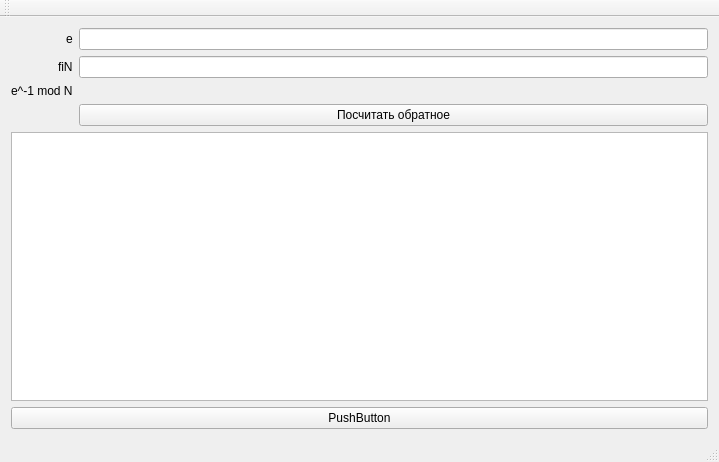
Old version of the form mainwindow.ui in the repository klv-codehub/rsa-cash.
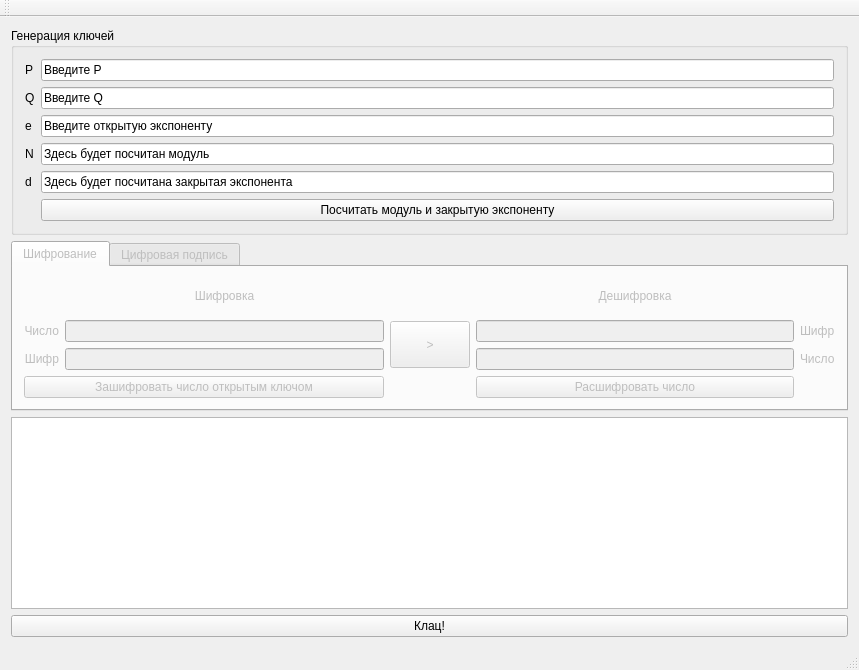
New version of the form.

Commit message: Добавлен GUI для криптокалькулятора

Patch:
```diff
--- a/mainwindow.ui
+++ b/mainwindow.ui
@@ -6,8 +6,8 @@
    <rect>
     <x>0</x>
     <y>0</y>
-    <width>719</width>
-    <height>462</height>
+    <width>859</width>
+    <height>670</height>
    </rect>
   </property>
   <property name="windowTitle">
@@ -16,55 +16,336 @@
   <widget class="QWidget" name="centralWidget">
    <layout class="QVBoxLayout" name="verticalLayout_2">
     <item>
-     <layout class="QVBoxLayout" name="verticalLayout">
-      <item>
-       <layout class="QFormLayout" name="formLayout">
-        <property name="labelAlignment">
-         <set>Qt::AlignRight|Qt::AlignTrailing|Qt::AlignVCenter</set>
-        </property>
-        <item row="0" column="0">
+     <widget class="QGroupBox" name="groupBox">
+      <property name="title">
+       <string>Генерация ключей</string>
+      </property>
+      <layout class="QFormLayout" name="formLayout_2">
+       <item row="0" column="0">
+        <widget class="QLabel" name="label_4">
+         <property name="text">
+          <string>P</string>
+         </property>
+        </widget>
+       </item>
+       <item row="0" column="1">
+        <widget class="QLineEdit" name="lineEdit_p">
+         <property name="text">
+          <string>Введите P</string>
+         </property>
+        </widget>
+       </item>
+       <item row="1" column="0">
+        <widget class="QLabel" name="label_5">
+         <property name="text">
+          <string>Q</string>
+         </property>
+        </widget>
+       </item>
+       <item row="1" column="1">
+        <widget class="QLineEdit" name="lineEdit_q">
+         <property name="text">
+          <string>Введите Q</string>
+         </property>
+        </widget>
+       </item>
+       <item row="2" column="0">
+        <widget class="QLabel" name="label_6">
+         <property name="text">
+          <string>e</string>
+         </property>
+        </widget>
+       </item>
+       <item row="2" column="1">
+        <widget class="QLineEdit" name="lineEdit_e">
+         <property name="text">
+          <string>Введите открытую экспоненту</string>
+         </property>
+        </widget>
+       </item>
+       <item row="3" column="0">
+        <widget class="QLabel" name="label_7">
+         <property name="text">
+          <string>N</string>
+         </property>
+        </widget>
+       </item>
+       <item row="4" column="0">
+        <widget class="QLabel" name="label_8">
+         <property name="text">
+          <string>d</string>
+         </property>
+        </widget>
+       </item>
+       <item row="4" column="1">
+        <widget class="QLineEdit" name="lineEdit_d">
+         <property name="text">
+          <string>Здесь будет посчитана закрытая экспонента</string>
+         </property>
+         <property name="readOnly">
+          <bool>true</bool>
+         </property>
+        </widget>
+       </item>
+       <item row="5" column="1">
+        <widget class="QPushButton" name="pushButton_keygen">
+         <property name="enabled">
+          <bool>true</bool>
+         </property>
+         <property name="text">
+          <string>Посчитать модуль и закрытую экспоненту</string>
+         </property>
+        </widget>
+       </item>
+       <item row="3" column="1">
+        <widget class="QLineEdit" name="lineEdit_n">
+         <property name="text">
+          <string>Здесь будет посчитан модуль</string>
+         </property>
+         <property name="readOnly">
+          <bool>true</bool>
+         </property>
+        </widget>
+       </item>
+      </layout>
+     </widget>
+    </item>
+    <item>
+     <widget class="QTabWidget" name="tabWidget">
+      <property name="enabled">
+       <bool>false</bool>
+      </property>
+      <property name="currentIndex">
+       <number>0</number>
+      </property>
+      <widget class="QWidget" name="tab_crypt">
+       <property name="accessibleName">
+        <string/>
+       </property>
+       <attribute name="title">
+        <string>Шифрование</string>
+       </attribute>
+       <layout class="QGridLayout" name="gridLayout">
+        <item row="0" column="1">
          <widget class="QLabel" name="label">
           <property name="text">
-           <string>e</string>
+           <string>Шифровка</string>
+          </property>
+          <property name="alignment">
+           <set>Qt::AlignCenter</set>
           </property>
          </widget>
         </item>
-        <item row="0" column="1">
-         <widget class="QLineEdit" name="e_lineEdit"/>
-        </item>
         <item row="1" column="0">
-         <widget class="QLabel" name="label_2">
-          <property name="text">
-           <string>fiN</string>
-          </property>
-         </widget>
-        </item>
-        <item row="1" column="1">
-         <widget class="QLineEdit" name="fiN_lineEdit"/>
-        </item>
-        <item row="2" column="0">
          <widget class="QLabel" name="label_3">
           <property name="text">
-           <string>e^-1 mod N</string>
+           <string>Число</string>
           </property>
+          <property name="alignment">
+           <set>Qt::AlignRight|Qt::AlignTrailing|Qt::AlignVCenter</set>
+          </property>
          </widget>
         </item>
+        <item row="1" column="2" rowspan="2">
+         <widget class="QPushButton" name="pushButton_4">
+          <property name="minimumSize">
+           <size>
+            <width>0</width>
+            <height>47</height>
+           </size>
+          </property>
+          <property name="text">
+           <string>&gt;</string>
+          </property>
+         </widget>
+        </item>
+        <item row="1" column="3">
+         <widget class="QLineEdit" name="lineEdit_6"/>
+        </item>
+        <item row="0" column="3">
+         <widget class="QLabel" name="label_2">
+          <property name="text">
+           <string>Дешифровка</string>
+          </property>
+          <property name="alignment">
+           <set>Qt::AlignCenter</set>
+          </property>
+         </widget>
+        </item>
+        <item row="1" column="4">
+         <widget class="QLabel" name="label_14">
+          <property name="text">
+           <string>Шифр</string>
+          </property>
+         </widget>
+        </item>
         <item row="2" column="1">
-         <widget class="QLabel" name="revmod_label">
+         <widget class="QLineEdit" name="lineEdit_2">
+          <property name="readOnly">
+           <bool>true</bool>
+          </property>
+         </widget>
+        </item>
+        <item row="2" column="0">
+         <widget class="QLabel" name="label_9">
           <property name="text">
-           <string/>
+           <string>Шифр</string>
+          </property>
+          <property name="alignment">
+           <set>Qt::AlignRight|Qt::AlignTrailing|Qt::AlignVCenter</set>
+          </property>
+         </widget>
+        </item>
+        <item row="2" column="3">
+         <widget class="QLineEdit" name="lineEdit_7">
+          <property name="readOnly">
+           <bool>true</bool>
+          </property>
+         </widget>
+        </item>
+        <item row="2" column="4">
+         <widget class="QLabel" name="label_15">
+          <property name="text">
+           <string>Число</string>
+          </property>
+         </widget>
+        </item>
+        <item row="3" column="0" colspan="2">
+         <widget class="QPushButton" name="pushButton_2">
+          <property name="text">
+           <string>Зашифровать число открытым ключом</string>
+          </property>
+         </widget>
+        </item>
+        <item row="3" column="3">
+         <widget class="QPushButton" name="pushButton_3">
+          <property name="text">
+           <string>Расшифровать число</string>
+          </property>
+         </widget>
+        </item>
+        <item row="1" column="1">
+         <widget class="QLineEdit" name="lineEdit"/>
+        </item>
+       </layout>
+       <zorder>label_3</zorder>
+       <zorder>label_14</zorder>
+       <zorder>lineEdit_6</zorder>
+       <zorder>pushButton_2</zorder>
+       <zorder>lineEdit_7</zorder>
+       <zorder>label_2</zorder>
+       <zorder>label</zorder>
+       <zorder>pushButton_4</zorder>
+       <zorder>label_15</zorder>
+       <zorder>lineEdit</zorder>
+       <zorder>lineEdit_2</zorder>
+       <zorder>pushButton_3</zorder>
+       <zorder>label_9</zorder>
+      </widget>
+      <widget class="QWidget" name="tab_sign">
+       <attribute name="title">
+        <string>Цифровая подпись</string>
+       </attribute>
+       <layout class="QGridLayout" name="gridLayout_2">
+        <item row="0" column="1">
+         <widget class="QLabel" name="label_10">
+          <property name="text">
+           <string>Подпись</string>
+          </property>
+          <property name="alignment">
+           <set>Qt::AlignCenter</set>
+          </property>
+         </widget>
+        </item>
+        <item row="0" column="3">
+         <widget class="QLabel" name="label_11">
+          <property name="text">
+           <string>Проверка подписи</string>
+          </property>
+          <property name="alignment">
+           <set>Qt::AlignCenter</set>
+          </property>
+         </widget>
+        </item>
+        <item row="1" column="0">
+         <widget class="QLabel" name="label_12">
+          <property name="text">
+           <string>Число</string>
+          </property>
+          <property name="alignment">
+           <set>Qt::AlignRight|Qt::AlignTrailing|Qt::AlignVCenter</set>
+          </property>
+         </widget>
+        </item>
+        <item row="1" column="1">
+         <widget class="QLineEdit" name="lineEdit_3"/>
+        </item>
+        <item row="1" column="2" rowspan="2">
+         <widget class="QPushButton" name="pushButton_5">
+          <property name="minimumSize">
+           <size>
+            <width>0</width>
+            <height>47</height>
+           </size>
+          </property>
+          <property name="text">
+           <string>&gt;</string>
+          </property>
+         </widget>
+        </item>
+        <item row="1" column="3">
+         <widget class="QLineEdit" name="lineEdit_8"/>
+        </item>
+        <item row="1" column="4">
+         <widget class="QLabel" name="label_16">
+          <property name="text">
+           <string>Подпись</string>
+          </property>
+         </widget>
+        </item>
+        <item row="2" column="0">
+         <widget class="QLabel" name="label_13">
+          <property name="text">
+           <string>Подпись</string>
+          </property>
+          <property name="alignment">
+           <set>Qt::AlignRight|Qt::AlignTrailing|Qt::AlignVCenter</set>
+          </property>
+         </widget>
+        </item>
+        <item row="2" column="1">
+         <widget class="QLineEdit" name="lineEdit_4"/>
+        </item>
+        <item row="2" column="3">
+         <widget class="QLineEdit" name="lineEdit_9"/>
+        </item>
+        <item row="2" column="4">
+         <widget class="QLabel" name="label_17">
+          <property name="text">
+           <string>Число</string>
           </property>
          </widget>
         </item>
         <item row="3" column="1">
-         <widget class="QPushButton" name="revmod_pushButton">
+         <widget class="QPushButton" name="pushButton_6">
           <property name="text">
-           <string>Посчитать обратное</string>
+           <string>Получить подпись числа закрытым ключом</string>
+          </property>
+         </widget>
+        </item>
+        <item row="3" column="3">
+         <widget class="QPushButton" name="pushButton_7">
+          <property name="text">
+           <string>Восстановить подписанное число</string>
           </property>
          </widget>
         </item>
        </layout>
-      </item>
+      </widget>
+     </widget>
+    </item>
+    <item>
+     <layout class="QVBoxLayout" name="verticalLayout">
       <item>
        <widget class="QTextEdit" name="textEdit">
         <property name="readOnly">
@@ -75,7 +356,7 @@
       <item>
        <widget class="QPushButton" name="pushButton">
         <property name="text">
-         <string>PushButton</string>
+         <string>Клац!</string>
         </property>
        </widget>
       </item>
```
Left out of the diff: 22 changed lines with no effect on the pictures. The commit also changes 2 other files.
